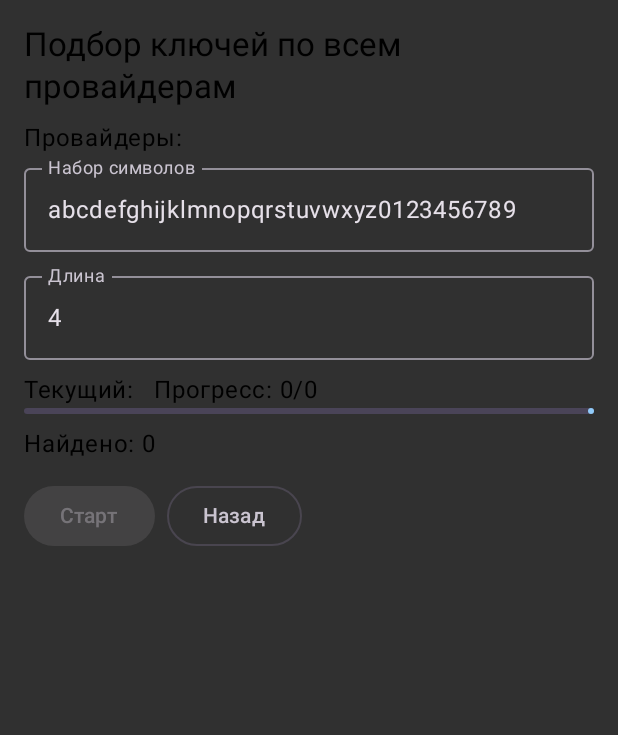
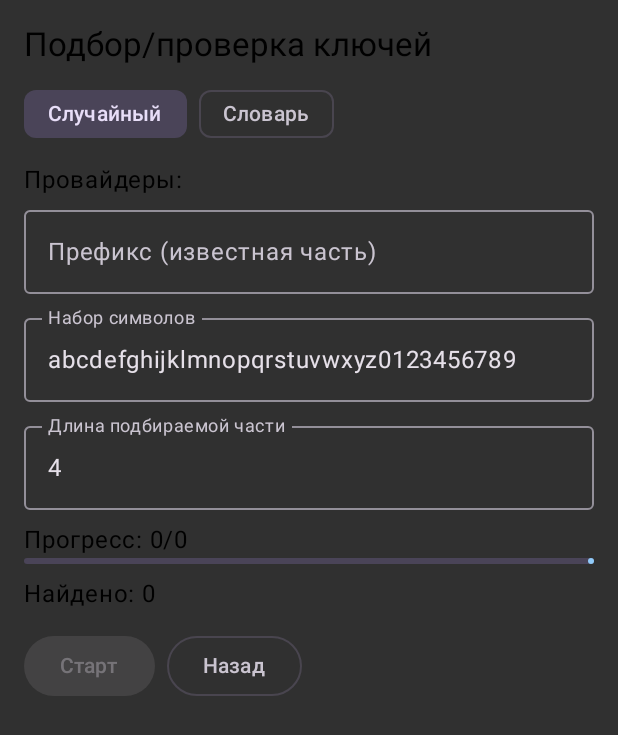
Before and after one commit to omEZZka/apikey-parser, an Android app built with Jetpack Compose: the BruteForceScreen screen opened through its navigation route, on a phone screen of 412 x 824 dp. Shown: the top 735 px of the screen. Run offline under Robolectric (Android 15) with nearby library versions, the phone set to English and light mode, and no system bars; pictures from the network do not load; 3 statements that could not run were skipped.

Commit message:
add dictionary mode and prefix

```diff
--- a/app/src/main/java/com/apikey/parser/ui/screens/BruteForceScreen.kt
+++ b/app/src/main/java/com/apikey/parser/ui/screens/BruteForceScreen.kt
@@ -3,7 +3,6 @@ package com.apikey.parser.ui.screens
 import androidx.compose.foundation.layout.*
 import androidx.compose.material3.*
 import androidx.compose.runtime.*
-import androidx.compose.runtime.mutableStateListOf
 import androidx.compose.ui.Modifier
 import androidx.compose.ui.unit.dp
 import com.apikey.parser.vm.AppViewModel
@@ -12,29 +11,42 @@ import com.apikey.parser.vm.AppViewModel
 fun BruteForceScreen(vm: AppViewModel, onBack: () -> Unit) {
     val state by vm.state.collectAsState()
     val selected = remember { mutableStateListOf<String>().apply { addAll(state.providers.map { it.id }) } }
+    var mode by remember { mutableStateOf(0) } // 0 random, 1 dict
     var charset by remember { mutableStateOf("abcdefghijklmnopqrstuvwxyz0123456789") }
     var length by remember { mutableStateOf("4") }
+    var prefix by remember { mutableStateOf("") }
+    var dict by remember { mutableStateOf("") }
     var progress by remember { mutableStateOf(0 to 0) }
     var current by remember { mutableStateOf("") }
     var found by remember { mutableStateOf(listOf<String>()) }
     var running by remember { mutableStateOf(false) }
     Column(Modifier.padding(16.dp)) {
-        Text("Подбор ключей по всем провайдерам", style = MaterialTheme.typography.titleLarge)
+        Text("Подбор/проверка ключей", style = MaterialTheme.typography.titleLarge)
+        Spacer(Modifier.height(8.dp))
+        Row {
+            FilterChip(selected = mode == 0, onClick = { mode = 0 }, label = { Text("Случайный") })
+            Spacer(Modifier.width(8.dp))
+            FilterChip(selected = mode == 1, onClick = { mode = 1 }, label = { Text("Словарь") })
+        }
         Spacer(Modifier.height(8.dp))
         Text("Провайдеры:")
         state.providers.forEach { p ->
             Row(verticalAlignment = androidx.compose.ui.Alignment.CenterVertically) {
-                Checkbox(checked = p.id in selected, onCheckedChange = { c ->
-                    if (c) selected.add(p.id) else selected.remove(p.id)
-                })
+                Checkbox(checked = p.id in selected, onCheckedChange = { c -> if (c) selected.add(p.id) else selected.remove(p.id) })
                 Text(p.name)
             }
         }
+        if (mode == 0) {
+            OutlinedTextField(value = prefix, onValueChange = { prefix = it }, label = { Text("Префикс (известная часть)") }, modifier = Modifier.fillMaxWidth())
+            Spacer(Modifier.height(8.dp))
             OutlinedTextField(value = charset, onValueChange = { charset = it }, label = { Text("Набор символов") }, modifier = Modifier.fillMaxWidth())
             Spacer(Modifier.height(8.dp))
-        OutlinedTextField(value = length, onValueChange = { length = it }, label = { Text("Длина") }, modifier = Modifier.fillMaxWidth())
+            OutlinedTextField(value = length, onValueChange = { length = it }, label = { Text("Длина подбираемой части") }, modifier = Modifier.fillMaxWidth())
+        } else {
+            OutlinedTextField(value = dict, onValueChange = { dict = it }, label = { Text("Ключи (по одному в строке)") }, modifier = Modifier.fillMaxWidth().height(200.dp))
+        }
         Spacer(Modifier.height(8.dp))
-        Text("Текущий: $current  Прогресс: ${progress.first}/${progress.second}")
+        Text("Прогресс: ${progress.first}/${progress.second}  $current")
         LinearProgressIndicator(progress = if (progress.second > 0) progress.first.toFloat() / progress.second else 0f, modifier = Modifier.fillMaxWidth())
         Spacer(Modifier.height(8.dp))
         Text("Найдено: ${found.size}")
@@ -45,11 +57,20 @@ fun BruteForceScreen(vm: AppViewModel, onBack: () -> Unit) {
                 running = true
                 found = emptyList()
                 progress = 0 to 0
-                vm.bruteForce(selected.toList(), charset, length.toIntOrNull() ?: 4,
+                if (mode == 0) {
+                    vm.bruteForce(selected.toList(), charset, length.toIntOrNull() ?: 4, prefix,
                         onFound = { key, _ -> found = found + key },
                         onProgress = { a, b, name -> progress = a to b; current = name },
                         onDone = { running = false }
                     )
+                } else {
+                    val cands = dict.lines().map { it.trim() }.filter { it.isNotBlank() }
+                    vm.testCandidates(selected.toList(), cands,
+                        onFound = { key, _ -> found = found + key },
+                        onProgress = { a, b, name -> progress = a to b; current = name },
+                        onDone = { running = false }
+                    )
+                }
             }) { Text("Старт") }
             Spacer(Modifier.width(8.dp))
             OutlinedButton(onClick = onBack) { Text("Назад") }
```
Also changed, not shown: app/src/main/java/com/apikey/parser/vm/AppViewModel.kt (+22 -2 lines). Lines whose indentation alone changed are shown as unchanged.
